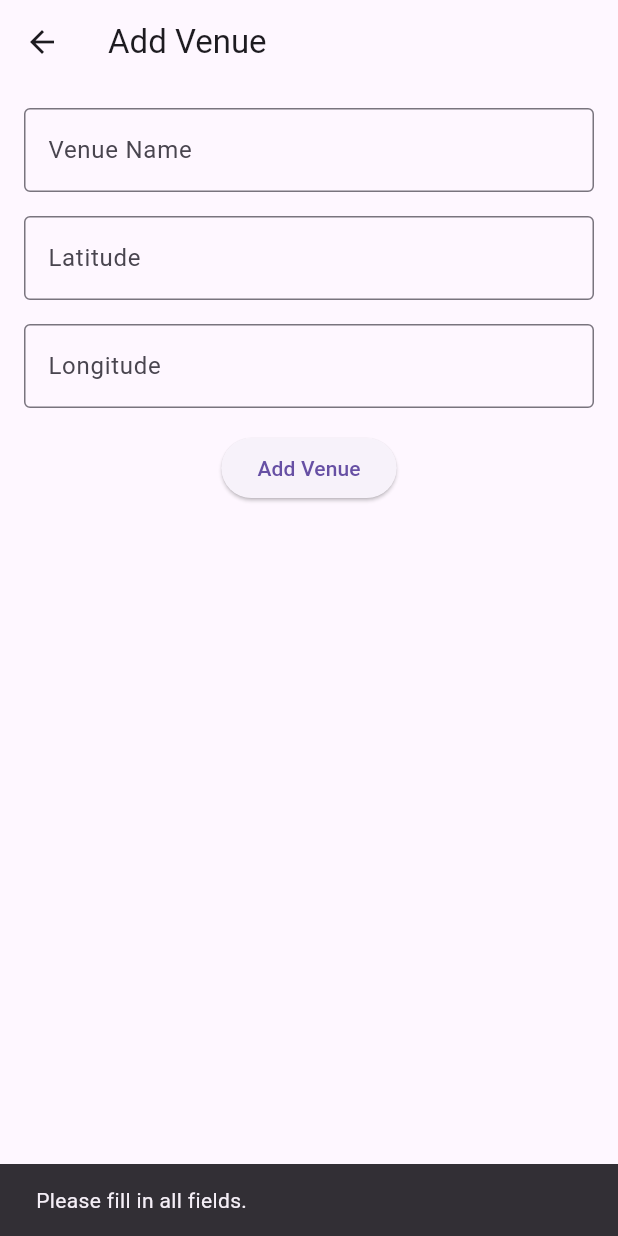
After one commit to KevinBritten/event_map_app, a Flutter app: the AddVenuePage screen opened by its route, after a tap on "Add Venue", on a phone screen of 412 x 824 dp. The commit adds this screen. Run offline on Flutter 3.47's test engine with Material 3 defaults, Android fonts, the phone set to English and light mode, and no system bars; our stand-ins replace cloud_firestore, firebase_auth, firebase_core, google_maps_flutter; accounts and stored records are empty.

Commit message:
add views to add band and venue

```diff
--- a/lib/components/menu/logged_in_menu.dart
+++ b/lib/components/menu/logged_in_menu.dart
@@ -39,6 +39,31 @@ class LoggedInMenu extends StatelessWidget {
               Navigator.pop(context);
             },
           ),
+          ListTile(
+            leading: Icon(Icons.add),
+            title: Text('Add Band'),
+            onTap: () async {
+              Navigator.pop(context);
+
+              Navigator.pushNamed(context, '/add_band');
+            },
+          ),
+          ListTile(
+            leading: Icon(Icons.add),
+            title: Text('Add Venue'),
+            onTap: () async {
+              Navigator.pop(context);
+
+              Navigator.pushNamed(context, '/add_venue');
+            },
+          ),
+          ListTile(
+            leading: Icon(Icons.add),
+            title: Text('Add Event'),
+            onTap: () async {
+              Navigator.pop(context);
+            },
+          ),
         ],
       ),
     );
--- a/lib/main.dart
+++ b/lib/main.dart
@@ -1,14 +1,15 @@
 import 'package:flutter/material.dart';
 import 'package:provider/provider.dart';
 import 'package:firebase_core/firebase_core.dart';
-import 'package:firebase_auth/firebase_auth.dart';
 
 import './providers/user_stream.dart';
 
 import 'views/home_view.dart';
 import 'views/login_signup_view.dart';
 import 'views/event_view.dart';
+import 'views/add_band_view.dart';
 import 'views/band_view.dart';
+import 'views/add_venue_view.dart';
 
 import 'data/test_data.dart';
 
@@ -41,7 +42,9 @@ class MyApp extends StatelessWidget {
       routes: {
         '/event': (context) => EventPage(),
         '/band': (context) => BandPage(),
-        '/login_signup': (context) => LoginSignupPage()
+        '/login_signup': (context) => LoginSignupPage(),
+        '/add_band': (context) => AddBandPage(),
+        '/add_venue': (context) => AddVenuePage()
       },
     );
   }
--- a/lib/models/band.dart
+++ b/lib/models/band.dart
@@ -1,11 +1,13 @@
 import 'event.dart';
 
 class Band {
+  final String ownerUid;
   final String name;
   final String currentSong;
   final List<Event> events;
 
   Band({
+    required this.ownerUid,
     required this.name,
     required this.currentSong,
     required this.events,
--- a/lib/models/venue.dart
+++ b/lib/models/venue.dart
@@ -1,9 +1,11 @@
 class Venue {
+  final String ownerUid;
   final String name;
   final double latitude;
   final double longitude;
 
   Venue({
+    required this.ownerUid,
     required this.name,
     required this.latitude,
     required this.longitude,
--- /dev/null
+++ b/lib/views/add_venue_view.dart
@@ -0,0 +1,132 @@
+import 'package:flutter/material.dart';
+import 'package:cloud_firestore/cloud_firestore.dart';
+import 'package:provider/provider.dart';
+
+class AddVenuePage extends StatefulWidget {
+  @override
+  _AddVenuePageState createState() => _AddVenuePageState();
+}
+
+class _AddVenuePageState extends State<AddVenuePage> {
+  final TextEditingController _nameController = TextEditingController();
+  final TextEditingController _latitudeController = TextEditingController();
+  final TextEditingController _longitudeController = TextEditingController();
+
+  bool _isLoading = false;
+
+  Future<void> _addVenue(String ownerUid) async {
+    final String name = _nameController.text.trim();
+    final String latitudeInput = _latitudeController.text.trim();
+    final String longitudeInput = _longitudeController.text.trim();
+
+    if (name.isEmpty || latitudeInput.isEmpty || longitudeInput.isEmpty) {
+      ScaffoldMessenger.of(context).showSnackBar(
+        SnackBar(content: Text('Please fill in all fields.')),
+      );
+      return;
+    }
+
+    // Convert latitude and longitude to double
+    double? latitude;
+    double? longitude;
+
+    try {
+      latitude = double.parse(latitudeInput);
+      longitude = double.parse(longitudeInput);
+    } catch (e) {
+      ScaffoldMessenger.of(context).showSnackBar(
+        SnackBar(
+            content: Text('Latitude and Longitude must be valid numbers.')),
+      );
+      return;
+    }
+
+    setState(() {
+      _isLoading = true;
+    });
+
+    try {
+      await FirebaseFirestore.instance.collection('venues').add({
+        'ownerUid': ownerUid,
+        'name': name,
+        'latitude': latitude,
+        'longitude': longitude,
+      });
+
+      ScaffoldMessenger.of(context)
+          .showSnackBar(SnackBar(content: Text('Venue added successfully!')));
+
+      _nameController.clear();
+      _latitudeController.clear();
+      _longitudeController.clear();
+    } catch (e) {
+      ScaffoldMessenger.of(context).showSnackBar(
+        SnackBar(content: Text('Failed to add venue: $e')),
+      );
+    } finally {
+      setState(() {
+        _isLoading = false;
+      });
+    }
+  }
+
+  @override
+  Widget build(BuildContext context) {
+    final Map<String, dynamic>? user = context.watch<Map<String, dynamic>?>();
+
+    return Scaffold(
+      appBar: AppBar(
+        title: Text('Add Venue'),
+      ),
+      body: Padding(
+        padding: const EdgeInsets.all(16.0),
+        child: Column(
+          children: [
+            TextField(
+              controller: _nameController,
+              decoration: InputDecoration(
+                labelText: 'Venue Name',
+                border: OutlineInputBorder(),
+              ),
+            ),
+            SizedBox(height: 16),
+            TextField(
+              controller: _latitudeController,
+              keyboardType: TextInputType.number,
+              decoration: InputDecoration(
+                labelText: 'Latitude',
+                border: OutlineInputBorder(),
+              ),
+            ),
+            SizedBox(height: 16),
+            TextField(
+              controller: _longitudeController,
+              keyboardType: TextInputType.number,
+              decoration: InputDecoration(
+                labelText: 'Longitude',
+                border: OutlineInputBorder(),
+              ),
+            ),
+            SizedBox(height: 16),
+            _isLoading
+                ? CircularProgressIndicator()
+                : ElevatedButton(
+                    onPressed: () {
+                      _addVenue(user!['uid']);
+                    },
+                    child: Text('Add Venue'),
+                  ),
+          ],
+        ),
+      ),
+    );
+  }
+
+  @override
+  void dispose() {
+    _nameController.dispose();
+    _latitudeController.dispose();
+    _longitudeController.dispose();
+    super.dispose();
+  }
+}
```
Also changed, not shown: lib/data/test_data.dart (+51 -21 lines), lib/views/add_band_view.dart (added, +104 -0 lines).
